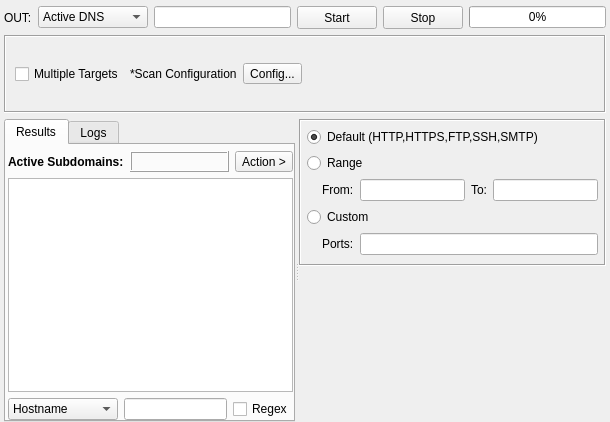
Above: sub3suite/src/engines/active/Active.ui from 3nock/OTE before the change. Below: the same form after it.
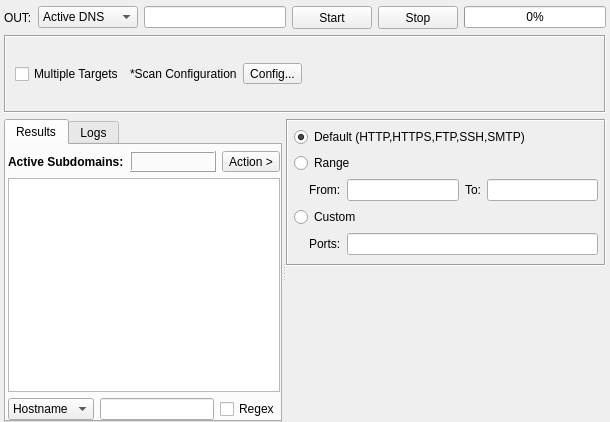
That is the form after the change. Custom widgets are drawn as their Qt base class.

```diff
--- a/sub3suite/src/engines/active/Active.ui
+++ b/sub3suite/src/engines/active/Active.ui
@@ -48,8 +48,8 @@
        </property>
        <property name="minimumSize">
         <size>
-         <width>110</width>
-         <height>21</height>
+         <width>0</width>
+         <height>0</height>
         </size>
        </property>
        <property name="focusPolicy">
@@ -406,10 +406,10 @@
            <bool>false</bool>
           </attribute>
           <attribute name="verticalHeaderMinimumSectionSize">
-           <number>15</number>
+           <number>50</number>
           </attribute>
           <attribute name="verticalHeaderDefaultSectionSize">
-           <number>15</number>
+           <number>250</number>
           </attribute>
           <attribute name="verticalHeaderHighlightSections">
            <bool>true</bool>
@@ -422,7 +422,7 @@
            <widget class="QComboBox" name="comboBoxFilter">
             <property name="minimumSize">
              <size>
-              <width>110</width>
+              <width>0</width>
               <height>0</height>
              </size>
             </property>
```
